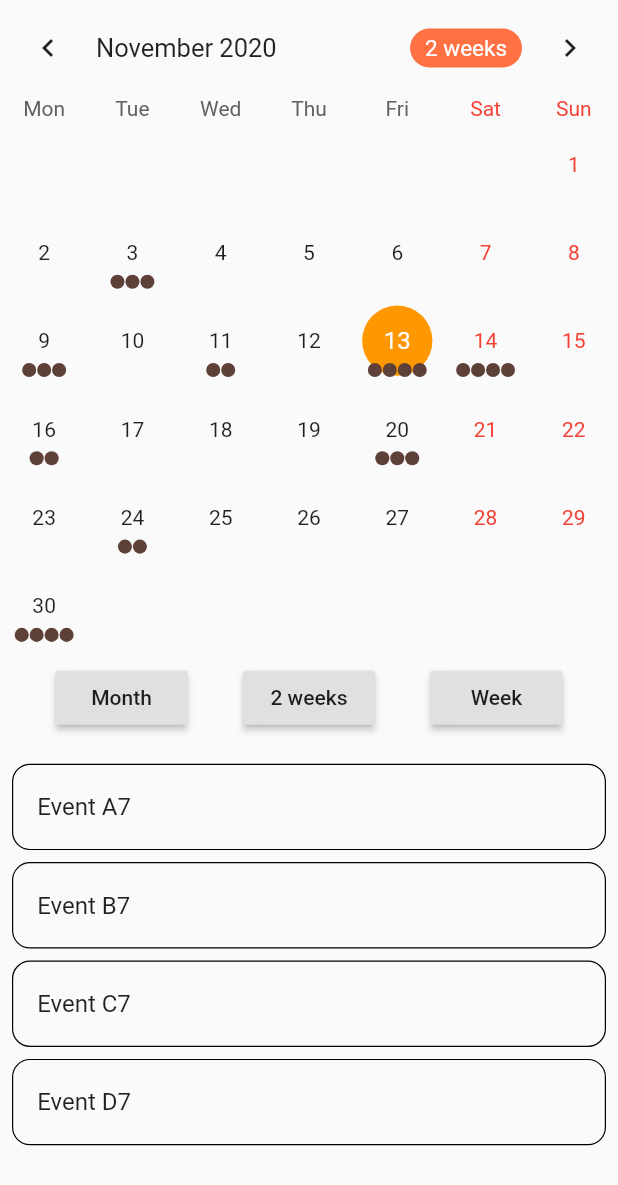
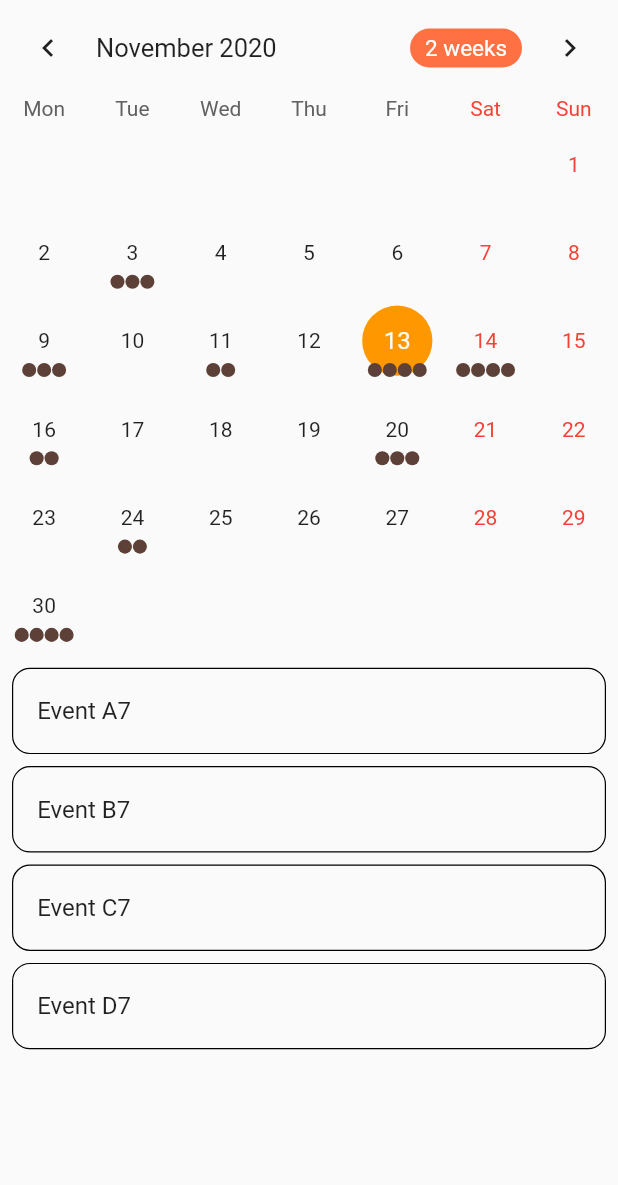
Before and after one commit to Samyush/hm, a Flutter app: the CalendarWork screen opened directly, on a phone screen of 412 x 824 dp. Shown: the top 1185 px of the screen. Run offline on Flutter 3.47's test engine with Material 2 defaults, Android fonts, the phone set to English and light mode, and no system bars; drawn by our look-alikes of table_calendar; our stand-ins replace carousel_pro, curved_navigation_bar, font_awesome_flutter, modal_progress_hud, shared_preferences; accounts and stored records are empty.

```diff
--- a/lib/calendarWork.dart
+++ b/lib/calendarWork.dart
@@ -127,8 +127,8 @@ class _CalendarWorkState extends State<CalendarWork>
           _buildTableCalendar(),
           // _buildTableCalendarWithBuilders(),
           const SizedBox(height: 8.0),
-          _buildButtons(),
-          const SizedBox(height: 8.0),
+          // _buildButtons(),
+          // const SizedBox(height: 8.0),
           Expanded(child: _buildEventList()),
         ],
       ),
--- a/lib/screen/home_page.dart
+++ b/lib/screen/home_page.dart
@@ -100,7 +100,7 @@ class _MyHomePageState extends State<MyHomePage> {
   }
 
   Widget socialMedia() {
-    return ListView(
+    return Column(
       children: [
         Expanded(
           child: Row(
```
